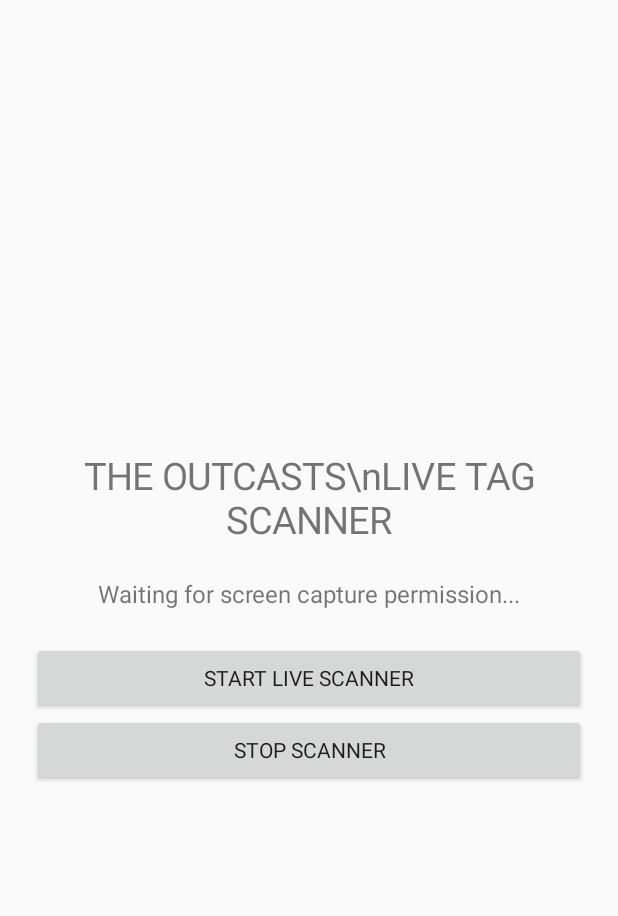
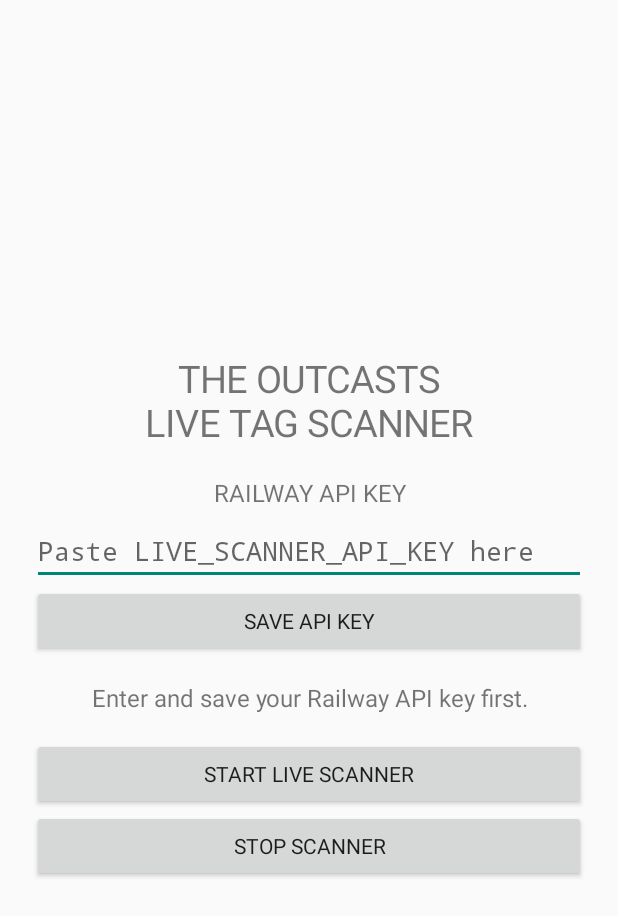
Before and after one commit to TomosBots/The-Outcasts-Live-Scanner, an Android app: the screen it shows after launch (MainActivity), after a tap on "START LIVE SCANNER", on a phone screen of 412 x 824 dp. Shown: the top 916 px of the screen. Run offline under Robolectric (Android 15) with nearby library versions, the phone set to English and light mode, and no system bars; 1 statement that could not run was skipped.

Commit message:
Update MainActivity.kt

```diff
--- a/app/src/main/java/com/theoutcasts/livescanner/MainActivity.kt
+++ b/app/src/main/java/com/theoutcasts/livescanner/MainActivity.kt
@@ -1,30 +1,53 @@
 package com.theoutcasts.livescanner
 
+import android.Manifest
 import android.app.Activity
 import android.content.BroadcastReceiver
 import android.content.Context
 import android.content.Intent
 import android.content.IntentFilter
+import android.content.pm.PackageManager
 import android.media.projection.MediaProjectionManager
 import android.os.Build
 import android.os.Bundle
 import android.view.Gravity
+import android.view.inputmethod.InputMethodManager
+import android.content.Context.INPUT_METHOD_SERVICE
 import android.widget.Button
+import android.widget.EditText
 import android.widget.LinearLayout
 import android.widget.TextView
+import android.widget.Toast
 import androidx.activity.result.contract.ActivityResultContracts
 import androidx.appcompat.app.AppCompatActivity
+import androidx.core.content.ContextCompat
 
 class MainActivity : AppCompatActivity() {
     private lateinit var statusText: TextView
+    private lateinit var apiKeyInput: EditText
     private lateinit var projectionManager: MediaProjectionManager
     private var receiverRegistered = false
+
+    private val preferences by lazy {
+        getSharedPreferences("outcasts_scanner_settings", Context.MODE_PRIVATE)
+    }
+
+    private val notificationPermissionRequest =
+        registerForActivityResult(ActivityResultContracts.RequestPermission()) { granted ->
+            if (!granted) {
+                Toast.makeText(
+                    this,
+                    "Phone scammer alerts may be blocked. Enable notifications in Android settings.",
+                    Toast.LENGTH_LONG
+                ).show()
+            }
+        }
 
     private val statusReceiver = object : BroadcastReceiver() {
         override fun onReceive(context: Context?, intent: Intent?) {
             if (intent?.action == ScreenCaptureService.ACTION_STATUS) {
-                statusText.text = intent.getStringExtra(ScreenCaptureService.EXTRA_STATUS)
-                    ?: "Scanner status unavailable."
+                val message = intent.getStringExtra(ScreenCaptureService.EXTRA_STATUS)
+                if (!message.isNullOrBlank()) statusText.text = message
             }
         }
     }
@@ -38,8 +61,11 @@ class MainActivity : AppCompatActivity() {
                     putExtra(ScreenCaptureService.EXTRA_RESULT_DATA, result.data)
                 }
                 try {
-                    if (Build.VERSION.SDK_INT >= Build.VERSION_CODES.O) startForegroundService(serviceIntent)
-                    else startService(serviceIntent)
+                    if (Build.VERSION.SDK_INT >= Build.VERSION_CODES.O) {
+                        startForegroundService(serviceIntent)
+                    } else {
+                        startService(serviceIntent)
+                    }
                     statusText.text = "Permission granted. Starting screen capture..."
                 } catch (e: Exception) {
                     statusText.text = "Could not start scanner: ${e.message}"
@@ -51,31 +77,81 @@ class MainActivity : AppCompatActivity() {
 
     override fun onCreate(savedInstanceState: Bundle?) {
         super.onCreate(savedInstanceState)
-        projectionManager = getSystemService(Context.MEDIA_PROJECTION_SERVICE) as MediaProjectionManager
+        projectionManager =
+            getSystemService(Context.MEDIA_PROJECTION_SERVICE) as MediaProjectionManager
 
         val layout = LinearLayout(this).apply {
             orientation = LinearLayout.VERTICAL
             gravity = Gravity.CENTER
-            setPadding(32, 48, 32, 48)
+            setPadding(32, 36, 32, 36)
         }
+
         val heading = TextView(this).apply {
-            text = "THE OUTCASTS\\nLIVE TAG SCANNER"
+            text = "THE OUTCASTS\nLIVE TAG SCANNER"
             textSize = 25f
             gravity = Gravity.CENTER
         }
+
+        val keyHeading = TextView(this).apply {
+            text = "RAILWAY API KEY"
+            textSize = 16f
+            gravity = Gravity.CENTER
+            setPadding(0, 28, 0, 8)
+        }
+
+        apiKeyInput = EditText(this).apply {
+            hint = "Paste LIVE_SCANNER_API_KEY here"
+            inputType = android.text.InputType.TYPE_CLASS_TEXT or
+                android.text.InputType.TYPE_TEXT_VARIATION_PASSWORD
+            singleLine = true
+            setText(preferences.getString("live_scanner_api_key", "") ?: "")
+        }
+
+        val saveKeyButton = Button(this).apply {
+            text = "SAVE API KEY"
+            setOnClickListener {
+                val key = apiKeyInput.text?.toString()?.trim().orEmpty()
+                if (key.length < 20) {
+                    Toast.makeText(
+                        this@MainActivity,
+                        "Please enter the full Railway LIVE_SCANNER_API_KEY.",
+                        Toast.LENGTH_LONG
+                    ).show()
+                } else {
+                    preferences.edit().putString("live_scanner_api_key", key).apply()
+                    (getSystemService(INPUT_METHOD_SERVICE) as InputMethodManager)
+                        .hideSoftInputFromWindow(apiKeyInput.windowToken, 0)
+                    Toast.makeText(
+                        this@MainActivity,
+                        "API key saved privately on this device.",
+                        Toast.LENGTH_SHORT
+                    ).show()
+                    statusText.text = "API key saved. Ready to scan."
+                }
+            }
+        }
+
         statusText = TextView(this).apply {
             text = "Scanner is currently stopped."
             textSize = 16f
             gravity = Gravity.CENTER
-            setPadding(0, 32, 0, 32)
+            setPadding(0, 24, 0, 24)
         }
+
         val startButton = Button(this).apply {
             text = "START LIVE SCANNER"
             setOnClickListener {
+                val savedKey = preferences.getString("live_scanner_api_key", "").orEmpty()
+                if (savedKey.isBlank()) {
+                    statusText.text = "Enter and save your Railway API key first."
+                    return@setOnClickListener
+                }
+                requestNotificationPermissionIfNeeded()
                 statusText.text = "Waiting for screen capture permission..."
                 screenCaptureRequest.launch(projectionManager.createScreenCaptureIntent())
             }
         }
+
         val stopButton = Button(this).apply {
             text = "STOP SCANNER"
             setOnClickListener {
@@ -86,19 +162,33 @@ class MainActivity : AppCompatActivity() {
                 statusText.text = "Stopping scanner..."
             }
         }
+
         layout.addView(heading)
+        layout.addView(keyHeading)
+        layout.addView(apiKeyInput)
+        layout.addView(saveKeyButton)
         layout.addView(statusText)
         layout.addView(startButton)
         layout.addView(stopButton)
         setContentView(layout)
     }
 
+    private fun requestNotificationPermissionIfNeeded() {
+        if (Build.VERSION.SDK_INT >= 33 &&
+            ContextCompat.checkSelfPermission(this, Manifest.permission.POST_NOTIFICATIONS) !=
+            PackageManager.PERMISSION_GRANTED
+        ) {
+            notificationPermissionRequest.launch(Manifest.permission.POST_NOTIFICATIONS)
+        }
+    }
+
     override fun onStart() {
         super.onStart()
         if (!receiverRegistered) {
             val filter = IntentFilter(ScreenCaptureService.ACTION_STATUS)
-            if (Build.VERSION.SDK_INT >= 33) registerReceiver(statusReceiver, filter, Context.RECEIVER_NOT_EXPORTED)
-            else {
+            if (Build.VERSION.SDK_INT >= 33) {
+                registerReceiver(statusReceiver, filter, Context.RECEIVER_NOT_EXPORTED)
+            } else {
                 @Suppress("DEPRECATION")
                 registerReceiver(statusReceiver, filter)
             }
```
